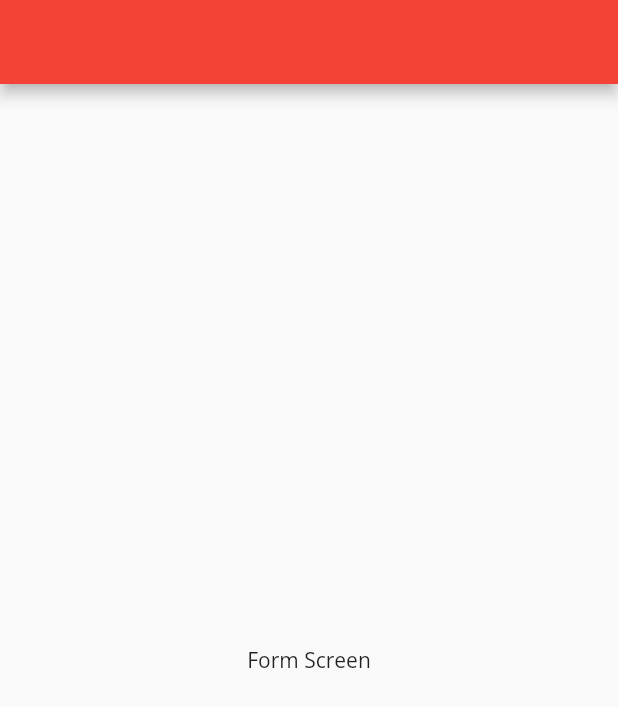
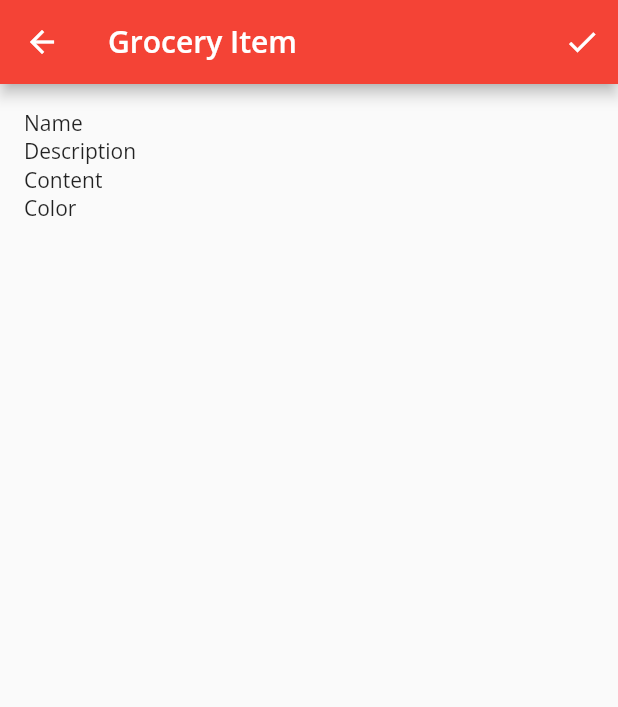
Before and after one commit to chheangg/to-do-flutter, a Flutter app: the FormScreen screen opened directly, on a phone screen of 412 x 824 dp. Shown: the top 707 px of the screen. Run offline on Flutter 3.47's test engine with Material 2 defaults, Android fonts, the phone set to English and light mode, and no system bars.

Commit message:
Implement Task Screen basic functions and handler

```diff
--- a/lib/main.dart
+++ b/lib/main.dart
@@ -1,6 +1,5 @@
 import 'package:flutter/material.dart';
 import 'screens/home_screen.dart';
-import 'screens/form_screen.dart';
 
 void main() {
   runApp(const ToDoApp());
@@ -18,6 +17,6 @@ class ToDoApp extends StatelessWidget {
               primaryColor: Colors.red[500],
               fontFamily: 'Open Sans',
               ),
-        home: const FormScreen());
+        home: const Home());
   }
 }
--- a/lib/screens/form_screen.dart
+++ b/lib/screens/form_screen.dart
@@ -1,18 +1,156 @@
 import 'package:flutter/material.dart';
+import '../models/models.dart';
 
-class FormScreen extends StatelessWidget {
-  const FormScreen({super.key});
+class FormScreen extends StatefulWidget {
+  const FormScreen({
+    super.key,
+    this.task,
+  });
+
+  final Task? task;
+
+  @override
+  State<FormScreen> createState() => _FormScreenState();
+}
+
+class _FormScreenState extends State<FormScreen> {
+  final _nameController = TextEditingController();
+  final _descriptionController = TextEditingController();
+  final _contentController = TextEditingController();
+  String _name = '';
+  String _description = '';
+  String _content = '';
+  DateTime _timestamp = DateTime.now();
+  Color _color = Colors.red;
+
+  @override
+  void initState() {
+    final originalTask = widget.task;
+    if (originalTask != null) {
+      _nameController.text = originalTask.name;
+      _name = originalTask.name;
+      _descriptionController.text = originalTask.description;
+      _description = originalTask.description;
+      _contentController.text = originalTask.content;
+      _content = originalTask.content;
+      _color = originalTask.color;
+      _timestamp = originalTask.timestamp;
+    }
+
+    _nameController.addListener(() {
+      setState(() {
+        _name = _nameController.text;
+      });
+    });
+
+    _descriptionController.addListener(() {
+      setState(() {
+        _description = _descriptionController.text;
+      });
+    });
+
+    _contentController.addListener(() {
+      setState(() {
+        _content = _contentController.text;
+      });
+    });
+
+    super.initState();
+  }
 
   @override
   Widget build(BuildContext context) {
     final theme = Theme.of(context);
+    final size = MediaQuery.of(context).size;
     return Scaffold(
-      appBar: AppBar(
-        backgroundColor: theme.primaryColor,
-      ),
-      body: const Center(
-        child: Text('Form Screen')
-      ),
+        appBar: AppBar(
+          title: const Text(
+          'Grocery Item',
+          style: TextStyle(
+            fontFamily: 'Open Sans',
+            fontWeight: FontWeight.w600
+          ),
+          ),
+          actions: [
+            IconButton(
+                onPressed: () {
+                  print(_name);
+                  print(_description);
+                  print(_content);
+                  print(_timestamp);
+                },
+                icon: const Icon(
+                  Icons.check
+                ))
+          ],
+          backgroundColor: theme.primaryColor,
+        ),
+        body: Container(
+            width: size.width,
+            child: ListView(
+              padding: const EdgeInsets.all(16.0),
+              children: [
+                _buildNameField(),
+                _buildDescriptionField(),
+                _buildContentField(),
+                _buildColortField()
+              ],
+            )));
+  }
+
+  Widget _buildNameField() {
+    return Column(
+      crossAxisAlignment: CrossAxisAlignment.start,
+      children: [
+        const Text(
+          'Name',
+          style: TextStyle(
+            fontFamily: 'Open Sans'
+          ),
+        )
+      ],
+    );
+  }
+
+  Widget _buildDescriptionField() {
+    return Column(
+      crossAxisAlignment: CrossAxisAlignment.start,
+      children: [
+        const Text(
+          'Description',
+          style: TextStyle(
+            fontFamily: 'Open Sans'
+          ),
+        )
+      ],
+    );
+  }
+
+  Widget _buildContentField() {
+    return Column(
+      crossAxisAlignment: CrossAxisAlignment.start,
+      children: [
+        const Text(
+          'Content',
+          style: TextStyle(
+            fontFamily: 'Open Sans'
+          ),
+        )
+      ],
+    );
+  }
+
+  Widget _buildColortField() {
+    return Column(
+      crossAxisAlignment: CrossAxisAlignment.start,
+      children: [
+        const Text(
+          'Color',
+          style: TextStyle(
+            fontFamily: 'Open Sans'
+          ),
+        )
+      ],
     );
   }
 }
--- a/lib/screens/home_screen.dart
+++ b/lib/screens/home_screen.dart
@@ -1,6 +1,7 @@
 import 'package:flutter/material.dart';
 
 import '../components/task.dart';
+import './form_screen.dart';
 
 class Home extends StatefulWidget {
   const Home({super.key});
@@ -19,19 +20,32 @@ class _HomeState extends State<Home> {
             backgroundColor: theme.primaryColor,
             title: const Text('Todo App'),
             actions: [
-              IconButton(onPressed: () => {}, icon: const Icon(Icons.add))
+              IconButton(onPressed: () => {
+                Navigator.push(
+                  context,
+                  MaterialPageRoute(builder: (_) => const FormScreen())
+                )
+              }, icon: const Icon(Icons.add))
             ]),
         body: Container(
           padding: EdgeInsets.only(top: 16.0),
           width: width,
-          child: Column(
-            crossAxisAlignment: CrossAxisAlignment.center,
-            children: [
-              const Task(title: "Test", description: "Test", isDone: true,),
-              const SizedBox(height: 8.0,),
-              const Task(title: "Test", description: "Test", isDone: false,)
-            ]
+          child:
+              Column(crossAxisAlignment: CrossAxisAlignment.center, children: [
+            const Task(
+              title: "Test",
+              description: "Test",
+              isDone: true,
             ),
+            const SizedBox(
+              height: 8.0,
+            ),
+            const Task(
+              title: "Test",
+              description: "Test",
+              isDone: false,
+            )
+          ]),
         ));
   }
 }
```
